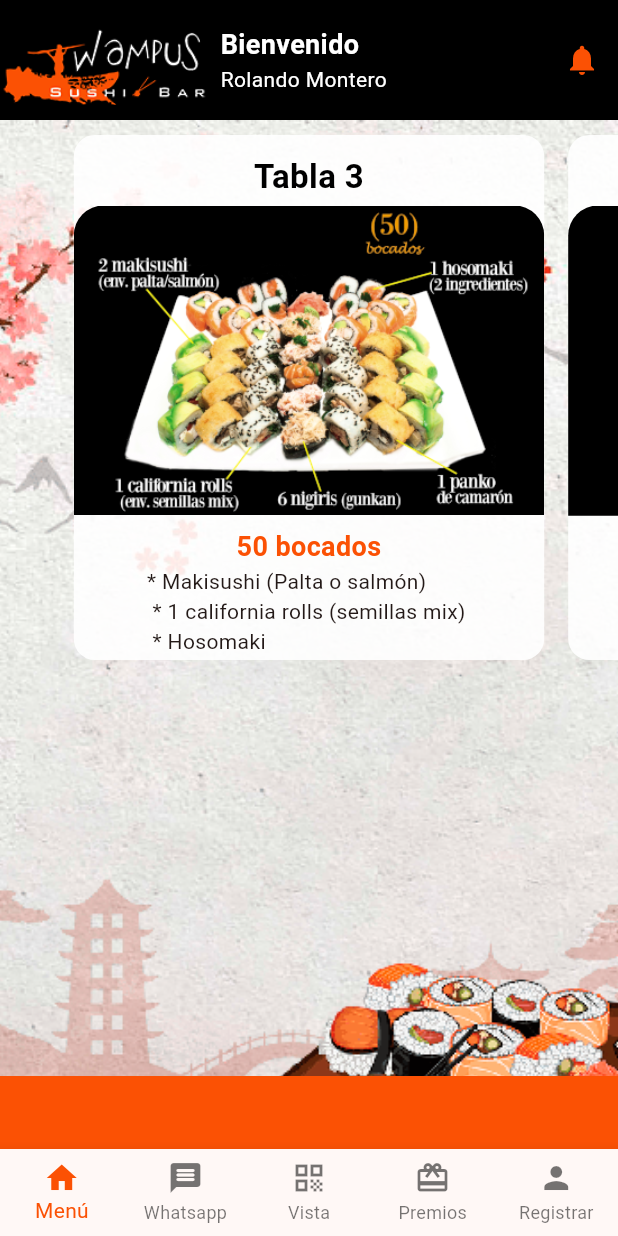
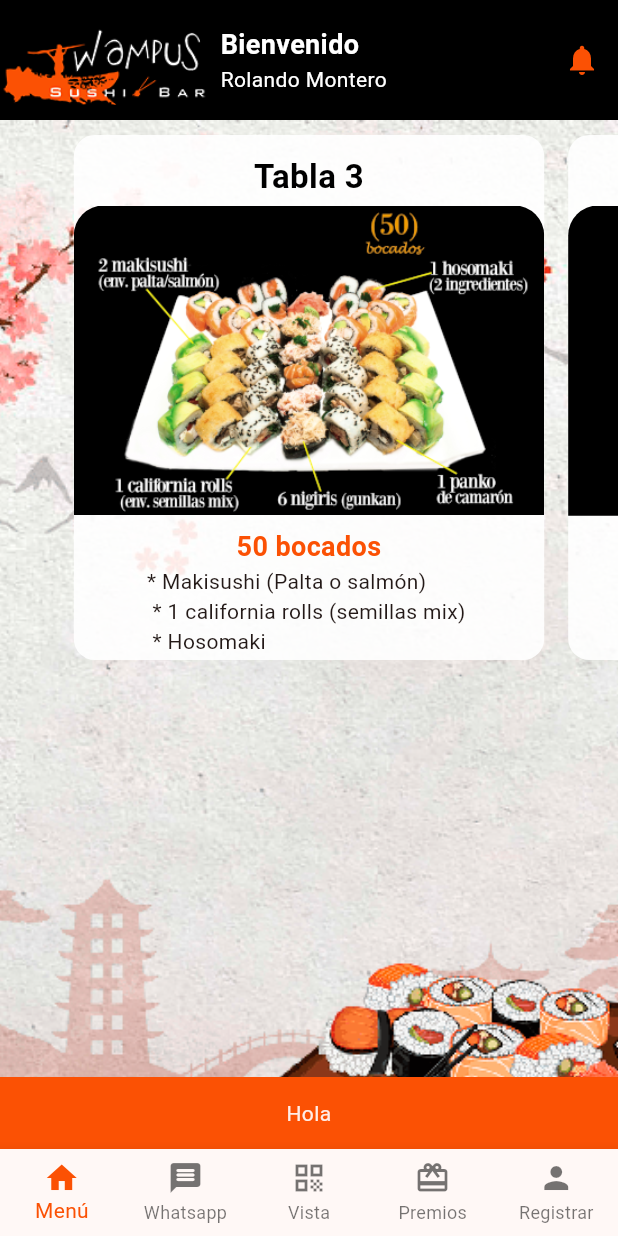
Before and after one commit to rolandomontero/clubwampus, a Flutter app: the screen it shows after launch, after a tap on the "notifications" icon, on a phone screen of 412 x 824 dp. Run offline on Flutter 3.47's test engine with Material 3 defaults, Android fonts, the phone set to English and light mode, and no system bars; drawn by our look-alikes of carousel_slider; our stand-ins replace flutter_masked_text2, google_fonts; missing offline and left inert: mobile_scanner; Roboto replaces fonts that are missing (Acme).

Commit message:
Listo! QR con menu

```diff
--- a/lib/main.dart
+++ b/lib/main.dart
@@ -67,17 +67,18 @@ class _MyHomePageState extends State<MyHomePage> {
     });
   }
 
-  void _showSnackBar(BuildContext context) {
+  void _showSnackBar(BuildContext context, String mensaje) {
     setState(() {
       btnQR = false; // Desactiva btnQR al mostrar el Snackbar
     });
 
-    ScaffoldMessenger.of(context)
+    ScaffoldMessenger
+        .of(context)
         .showSnackBar(
       SnackBar(
         backgroundColor: wampus,
         content: Text(
-              qrCodeData ,
+          mensaje,
           textAlign: TextAlign.center,
         ),
         duration: Duration(seconds: 5),
@@ -94,7 +95,10 @@ class _MyHomePageState extends State<MyHomePage> {
 
   @override
   Widget build(BuildContext context) {
-    final height = MediaQuery.of(context).size.height;
+    final height = MediaQuery
+        .of(context)
+        .size
+        .height;
 
     return Scaffold(
       appBar: AppBar(
@@ -108,7 +112,7 @@ class _MyHomePageState extends State<MyHomePage> {
               color: wampus,
             ),
             onPressed: () {
-              _showSnackBar(context);
+              _showSnackBar(context, 'Hola');
             },
           ),
         ],
@@ -149,12 +153,28 @@ class _MyHomePageState extends State<MyHomePage> {
             )),
       ),
       body: selectedIndex == 2
-          ? QRView(showSnackBar: _showSnackBar)
+          ? QRView(
+
+          showSnackBarQR: (text) {
+            selectedIndex = 0;
+            Future.delayed(Duration.zero, () { // Retrasa la llamada a setState()
+              setState(() {
+
+                _showSnackBar(context, text); // Tu lógica para actualizar el estado
+              });
+            });
+
+
+      }
+      )
           : Center(
         child: _widgetOptions.elementAt(selectedIndex),
       ),
       floatingActionButton:
-          (MediaQuery.of(context).viewInsets.bottom <= height / 3) && btnQR
+      (MediaQuery
+          .of(context)
+          .viewInsets
+          .bottom <= height / 3) && btnQR
           ? Container(
         decoration: BoxDecoration(
           shape: BoxShape.circle,
```
Also changed, not shown: lib/screen/codeqr.dart (+5 -3 lines). Lines whose indentation alone changed are shown as unchanged.
